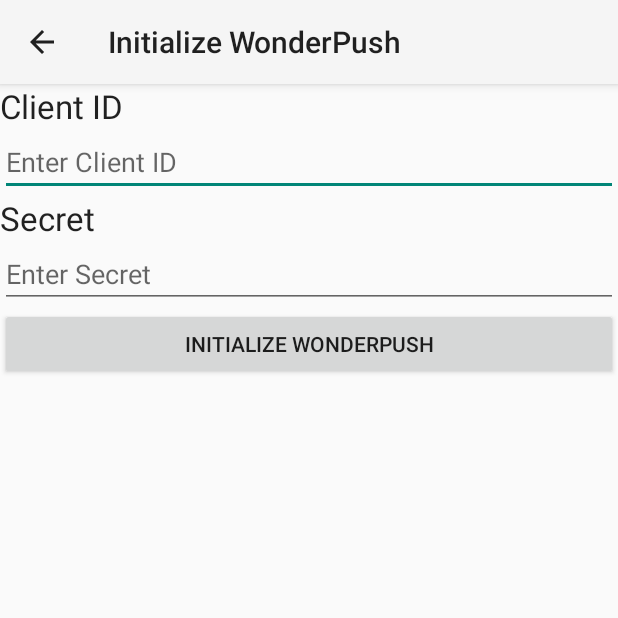
After one commit to wonderpush/wonderpush-android-demo, an Android app: the InitializeActivity screen opened directly, with no data from a screen before it, on a phone screen of 412 x 824 dp, the top half of it. The commit adds this screen. Run offline under Robolectric (Android 15) with nearby library versions, the phone set to English and light mode, and no system bars; libraries missing offline, so code that uses them is left out: com.wonderpush.sdk.

Commit message:
Configurable WonderPush creds

```diff
--- /dev/null
+++ b/app/src/main/java/com/wonderpush/demo/InitializeActivity.java
@@ -0,0 +1,43 @@
+package com.wonderpush.demo;
+
+import android.app.Activity;
+import android.graphics.Color;
+import androidx.annotation.IdRes;
+import android.os.Bundle;
+import android.view.View;
+import android.widget.Button;
+import android.widget.CheckBox;
+import android.widget.CompoundButton;
+import android.widget.EditText;
+import android.widget.RadioButton;
+import android.widget.RadioGroup;
+
+import com.wonderpush.sdk.WonderPush;
+import com.wonderpush.sdk.WonderPushChannel;
+import com.wonderpush.sdk.WonderPushUserPreferences;
+
+public class InitializeActivity extends Activity {
+
+    @Override
+    protected void onCreate(Bundle savedInstanceState) {
+        super.onCreate(savedInstanceState);
+        setContentView(R.layout.activity_initialize);
+
+        EditText clientId = (EditText) findViewById(R.id.clientIdEditText);
+        EditText secret = (EditText) findViewById(R.id.secretEditText);
+        Button initializeButton = (Button) findViewById(R.id.btnInitialize);
+        initializeButton.setOnClickListener(new View.OnClickListener() {
+            @Override
+            public void onClick(View view) {
+                String clientIdValue = clientId.getText().toString();
+                String secretValue = secret.getText().toString();
+                if (clientIdValue.isEmpty() || secretValue.isEmpty()) {
+                    return;
+                }
+                DemoApplication.getInstance().initializeWonderPush(clientIdValue, secretValue);
+                WonderPush.subscribeToNotifications();
+                finish();
+            }
+        });
+    }
+}
--- a/app/src/main/java/com/wonderpush/demo/MainActivity.java
+++ b/app/src/main/java/com/wonderpush/demo/MainActivity.java
@@ -37,6 +37,12 @@ public class MainActivity extends Activity {
     @Override
     protected void onCreate(Bundle savedInstanceState) {
         super.onCreate(savedInstanceState);
+        if (WonderPush.isInitialized()) {
+            WonderPush.subscribeToNotifications();
+        } else {
+            startActivity(new Intent().setClass(this, InitializeActivity.class));
+        }
+
         setContentView(R.layout.activity_main);
 
         TextView label = (TextView) findViewById(R.id.lblDescription);
--- /dev/null
+++ b/app/src/main/res/layout/activity_initialize.xml
@@ -0,0 +1,47 @@
+<?xml version="1.0" encoding="utf-8"?>
+<ScrollView xmlns:android="http://schemas.android.com/apk/res/android"
+    xmlns:tools="http://schemas.android.com/tools"
+    android:layout_width="match_parent"
+    android:layout_height="match_parent"
+    tools:context="com.wonderpush.demo.PreferencesActivity">
+
+
+    <LinearLayout
+        android:orientation="vertical"
+        android:layout_width="match_parent"
+        android:layout_height="wrap_content">
+
+        <TextView
+            android:id="@+id/clientIdTextView"
+            android:layout_width="match_parent"
+            android:layout_height="wrap_content"
+            android:text="Client ID"
+            android:textAppearance="@android:style/TextAppearance.Large" />
+
+        <EditText
+            android:id="@+id/clientIdEditText"
+            android:layout_width="match_parent"
+            android:layout_height="wrap_content"
+            android:hint="Enter Client ID" />
+
+        <TextView
+            android:id="@+id/secretTextView"
+            android:layout_width="match_parent"
+            android:layout_height="wrap_content"
+            android:text="Secret"
+            android:textAppearance="@android:style/TextAppearance.Large" />
+
+        <EditText
+            android:id="@+id/secretEditText"
+            android:layout_width="match_parent"
+            android:layout_height="wrap_content"
+            android:hint="Enter Secret" />
+
+        <Button
+            android:id="@+id/btnInitialize"
+            android:layout_width="match_parent"
+            android:layout_height="wrap_content"
+            android:text="Initialize WonderPush" />
+
+    </LinearLayout>
+</ScrollView>
--- a/app/src/main/res/values/strings.xml
+++ b/app/src/main/res/values/strings.xml
@@ -42,5 +42,6 @@
     <string name="mnuMainPreferences">Preferences&#8230;</string>
 
     <string name="title_activity_preferences">Preferences</string>
+    <string name="title_activity_initialize">Initialize WonderPush</string>
 
 </resources>
```
Also changed, not shown: app/build.gradle (+6 -7 lines), app/src/main/AndroidManifest.xml (+16 -0 lines), app/src/main/java/com/wonderpush/demo/DemoApplication.java (+72 -31 lines).
